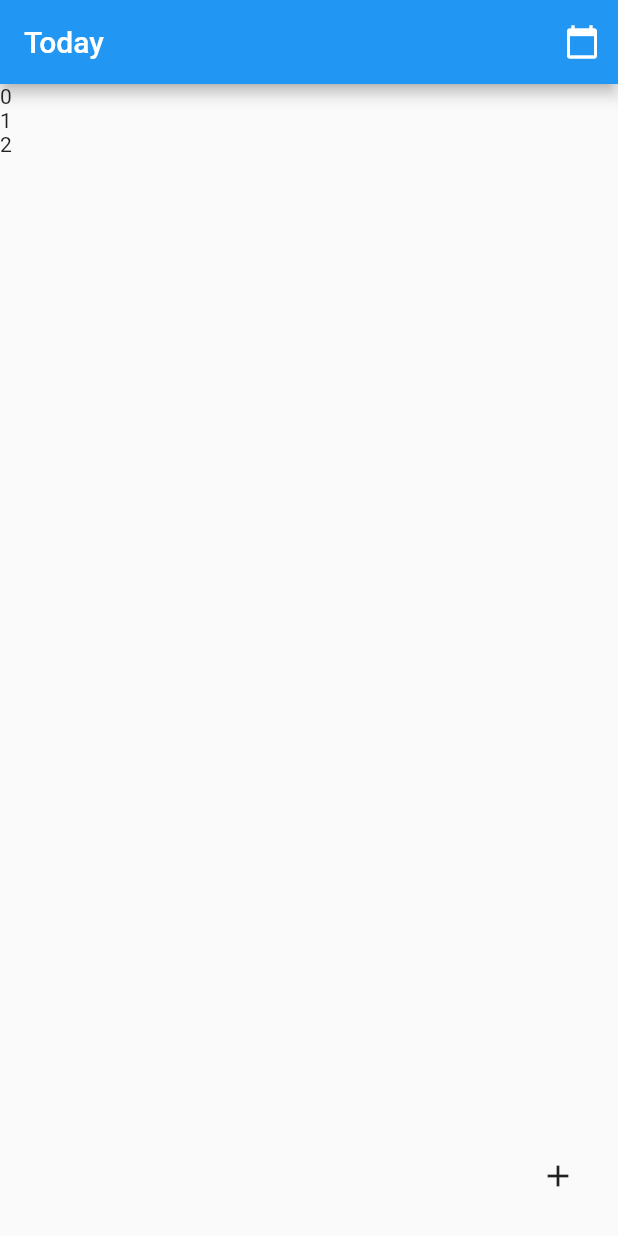
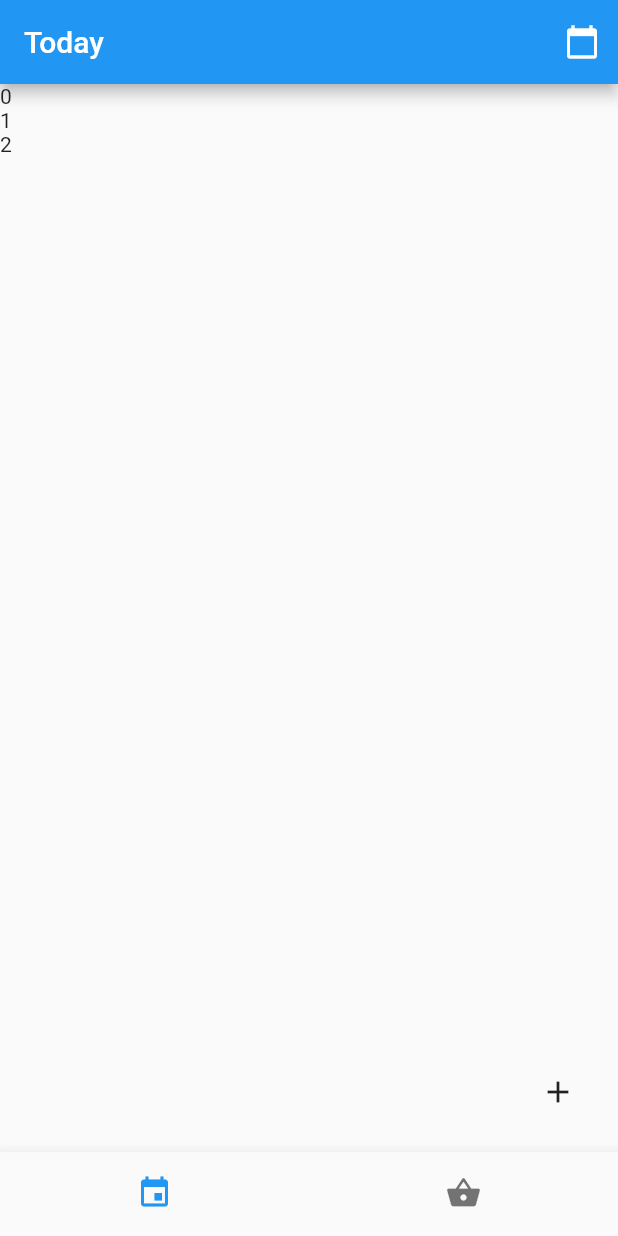
Before and after one commit to webskydavid/dailylauncher, a Flutter app: the screen it shows after launch, after a tap on the "calendar today" icon, on a phone screen of 412 x 824 dp. Run offline on Flutter 3.47's test engine with Material 2 defaults, Android fonts, the light colour scheme and no system bars.

Commit message:
Add test and implementation for MainScreen

```diff
--- a/lib/screens/main-screen.dart
+++ /dev/null
@@ -1,37 +0,0 @@
-import 'package:flutter/material.dart';
-
-class Keys {
-  static Key event_key = Key('event_key');
-}
-
-class MainScreen extends StatelessWidget {
-  const MainScreen({Key key}) : super(key: key);
-
-  @override
-  Widget build(BuildContext context) {
-    return Scaffold(
-      appBar: AppBar(
-        title: Text('Today'),
-        actions: [
-          IconButton(
-            onPressed: () {},
-            icon: Icon(Icons.calendar_today),
-          )
-        ],
-      ),
-      body: Container(
-        child: ListView(
-          children: [
-            Text('0', key: Keys.event_key),
-            Text('1', key: Keys.event_key),
-            Text('2', key: Keys.event_key),
-          ],
-        ),
-      ),
-      floatingActionButton: IconButton(
-        icon: Icon(Icons.add),
-        onPressed: () {},
-      ),
-    );
-  }
-}
--- /dev/null
+++ b/lib/screens/main_screen.dart
@@ -0,0 +1,57 @@
+import 'package:dailylauncher/screens/screens.dart';
+import 'package:flutter/material.dart';
+
+class Keys {
+  static Key eventKey = Key('event_key');
+}
+
+class MainScreen extends StatelessWidget {
+  const MainScreen({Key key}) : super(key: key);
+
+  @override
+  Widget build(BuildContext context) {
+    return Scaffold(
+      appBar: AppBar(
+        title: Text('Today'),
+        actions: [
+          IconButton(
+            onPressed: () {},
+            icon: Icon(Icons.calendar_today),
+          )
+        ],
+      ),
+      body: Container(
+        child: ListView(
+          children: [
+            Text('0', key: Keys.eventKey),
+            Text('1', key: Keys.eventKey),
+            Text('2', key: Keys.eventKey),
+          ],
+        ),
+      ),
+      floatingActionButton: IconButton(
+        icon: Icon(Icons.add),
+        onPressed: () {},
+      ),
+      bottomNavigationBar: BottomNavigationBar(
+        onTap: (int tabIndex) {
+          if (tabIndex == 0) {
+          } else if (tabIndex == 1) {
+            Navigator.of(context).push(MaterialPageRoute(
+              builder: (context) {
+                return ShoppingListScreen();
+              },
+            ));
+          }
+        },
+        showSelectedLabels: false,
+        showUnselectedLabels: false,
+        items: [
+          BottomNavigationBarItem(icon: Icon(Icons.event), label: 'Events'),
+          BottomNavigationBarItem(
+              icon: Icon(Icons.shopping_basket), label: 'Grocary'),
+        ],
+      ),
+    );
+  }
+}
--- a/lib/screens/screens.dart
+++ b/lib/screens/screens.dart
@@ -1 +1,2 @@
-export './main-screen.dart';
+export 'main_screen.dart';
+export 'shopping_list_screen.dart';
```
Also changed, not shown: 4 other files.
